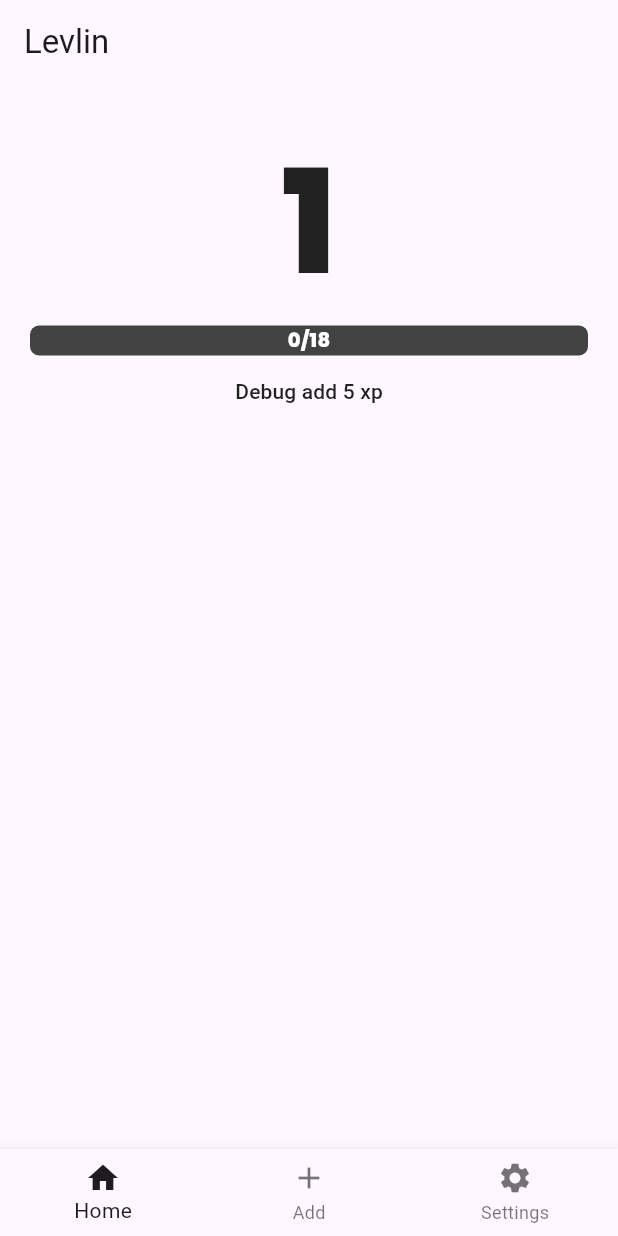
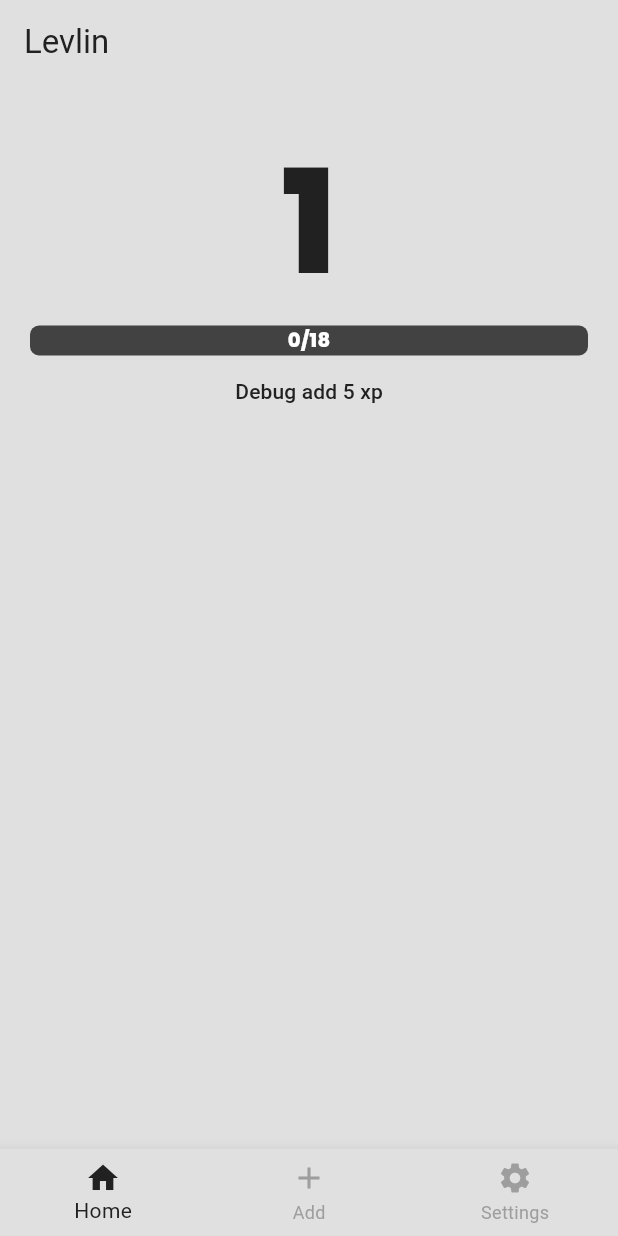
Before and after one commit to Notava1ble/levlin-flutter, a Flutter app: the screen it shows after launch, on a phone screen of 412 x 824 dp. Run offline on Flutter 3.47's test engine with Material 3 defaults, Android fonts, the light colour scheme and no system bars; our stand-ins replace google_fonts, isar; accounts and stored records are empty; generated files the repository leaves out were written again.

Commit message:
Made theme change colors in main.dart i guess

```diff
--- a/lib/main.dart
+++ b/lib/main.dart
@@ -43,14 +43,17 @@ class _MainAppState extends State<MainApp> {
     final questDatabase = context.watch<QuestDatabase>();
     return MaterialApp(
       debugShowCheckedModeBanner: false,
-      theme: questDatabase.theme,
+      theme: Provider.of<QuestDatabase>(context).theme,
       home: Scaffold(
         appBar: AppBar(
-          title: Text("Levlin", style: TextStyle(color: context.onSurface)),
+          title: Text(
+            "Levlin",
+            style: TextStyle(color: questDatabase.theme.colorScheme.onSurface),
+          ),
           elevation: 0,
           backgroundColor: Colors.transparent,
         ),
-        backgroundColor: context.surface,
+        backgroundColor: questDatabase.theme.colorScheme.surface,
         bottomNavigationBar: Theme(
           data: Theme.of(context).copyWith(
             splashColor: Colors.transparent,
@@ -59,7 +62,9 @@ class _MainAppState extends State<MainApp> {
           ),
 
           child: BottomNavigationBar(
-            selectedItemColor: context.onSurface,
+            selectedItemColor: questDatabase.theme.colorScheme.onSurface,
+            backgroundColor: questDatabase.theme.colorScheme.surface,
+            unselectedItemColor: questDatabase.theme.colorScheme.primary,
             currentIndex: _selectedIndex,
             onTap: _onItemTapped,
             items: const [
--- a/lib/pages/home_page.dart
+++ b/lib/pages/home_page.dart
@@ -47,7 +47,10 @@ class _HomePageState extends State<HomePage> {
             onPressed: () {
               context.read<QuestDatabase>().addXp(5);
             },
-            child: Text("Debug add 5 xp"),
+            child: Text(
+              "Debug add 5 xp",
+              style: TextStyle(color: context.onSurface),
+            ),
           ),
           _buildQuestList(),
         ],
--- a/lib/theme/dark_mode.dart
+++ b/lib/theme/dark_mode.dart
@@ -1,7 +1,7 @@
 import 'package:flutter/material.dart';
 
 ThemeData darkMode = ThemeData(
-  colorScheme: ColorScheme.light(
+  colorScheme: ColorScheme.dark(
     surface: Colors.grey.shade900,
     primary: Colors.grey.shade500,
     secondary: Colors.grey.shade200,
```
